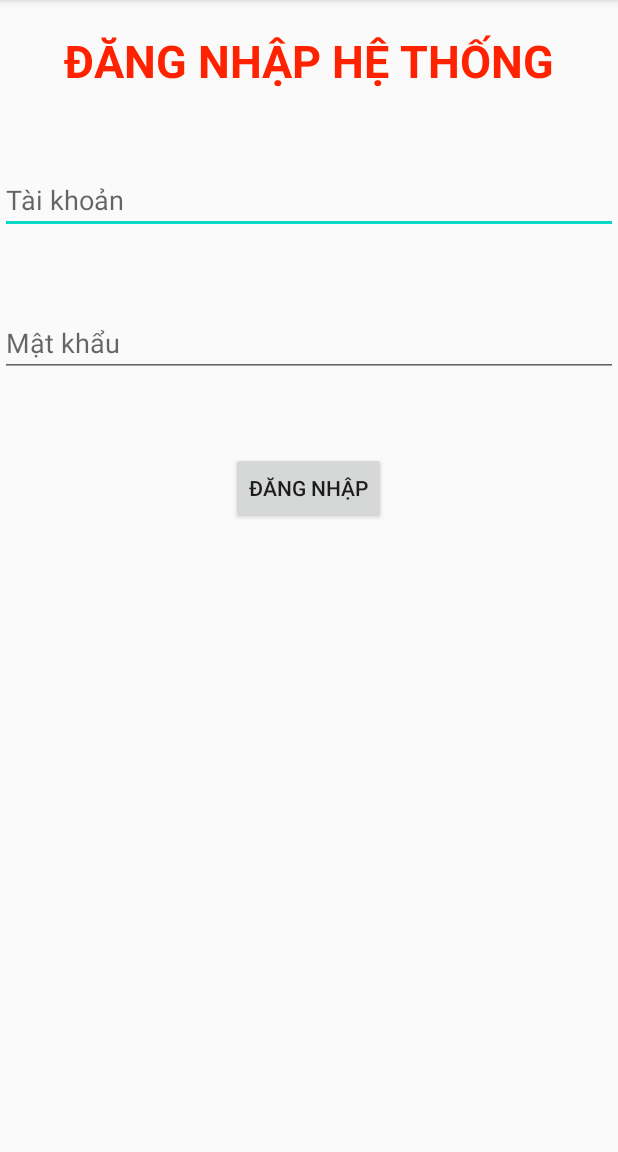
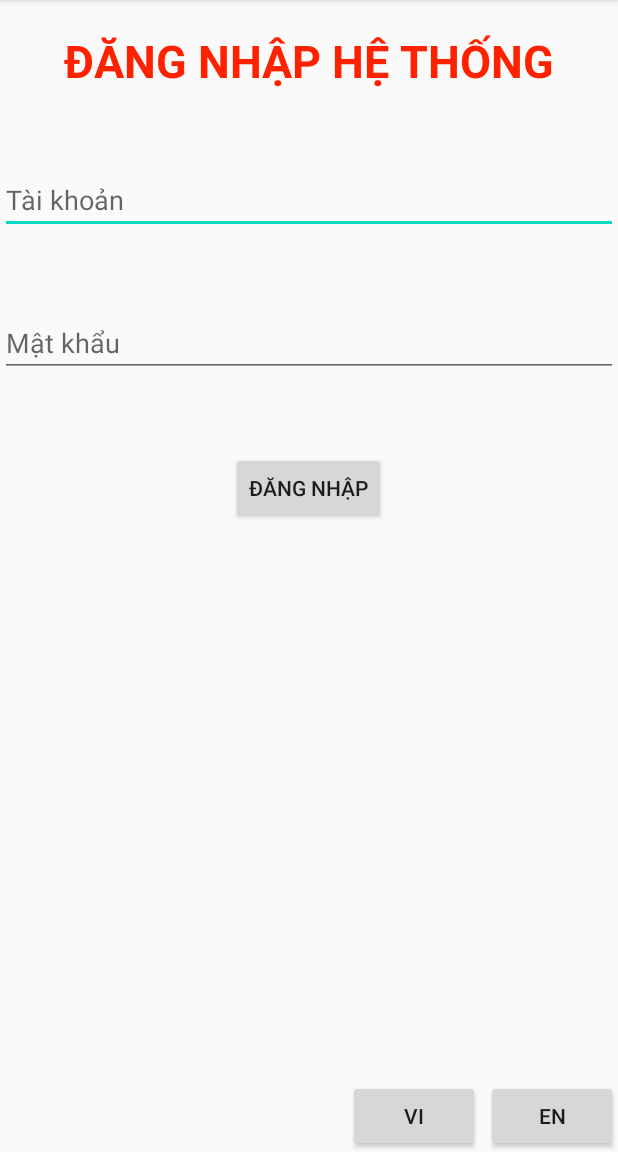
Before and after one commit to Quockm/Dangongngu, an Android app: the screen it shows after launch (MainActivity), on a phone screen of 412 x 824 dp, the part 84-1236 px from its top. Run offline under Robolectric (Android 15) with nearby library versions, the phone set to English and light mode, and no system bars.

```diff
--- a/app/src/main/java/com/example/dangonngu13072020/MainActivity.java
+++ b/app/src/main/java/com/example/dangonngu13072020/MainActivity.java
@@ -2,26 +2,34 @@ package com.example.dangonngu13072020;
 
 import androidx.appcompat.app.AppCompatActivity;
 
+import android.content.res.Configuration;
 import android.os.Bundle;
 import android.view.View;
 import android.widget.Button;
 import android.widget.EditText;
 import android.widget.TextView;
 
+import java.util.Locale;
+
 public class MainActivity extends AppCompatActivity {
 
-    EditText mEdtAccount,mEditPass;
+    EditText mEdtAccount, mEditPass;
     TextView mtxtInfo;
-    Button mBtnLogin;
+    Button mBtnLogin, mBtnEn, mBtnVi;
+
     @Override
     protected void onCreate(Bundle savedInstanceState) {
         super.onCreate(savedInstanceState);
+        setLanguageLocal("vi");
         setContentView(R.layout.activity_main);
 
         mEdtAccount = findViewById(R.id.editTextAccount);
         mEditPass = findViewById(R.id.editTextPassWord);
         mBtnLogin = findViewById(R.id.buttonLogin);
         mtxtInfo = findViewById(R.id.textViewInFo);
+        mBtnEn = findViewById(R.id.btnEn);
+        mBtnVi = findViewById(R.id.btnVi);
+
 
         mBtnLogin.setOnClickListener(new View.OnClickListener() {
             @Override
@@ -33,9 +41,17 @@ public class MainActivity extends AppCompatActivity {
                 String titePassword = getResources().getString(R.string.MATKHAU);
 
                 mtxtInfo.setText(String.format("%s : %s\n%s : %s",
-                        titeAccount,textAccount,titePassword,textPass));
+                        titeAccount, textAccount, titePassword, textPass));
             }
         });
     }
 
+    private void setLanguageLocal(String Key) {
+        Locale locale = new Locale(Key);
+        Locale.setDefault(locale);
+        Configuration configuration = new Configuration(getResources().getConfiguration());
+        configuration.setLocale(locale);
+        getResources().updateConfiguration(configuration,getResources().getDisplayMetrics());
+    }
+
 }
--- a/app/src/main/res/layout/activity_main.xml
+++ b/app/src/main/res/layout/activity_main.xml
@@ -6,6 +6,23 @@
     android:layout_width="match_parent"
     android:layout_height="match_parent"
     tools:context=".MainActivity">
+
+    <Button
+        android:id="@+id/btnEn"
+        android:layout_width="wrap_content"
+        android:layout_height="wrap_content"
+        android:text="En"
+        android:layout_alignParentRight="true"
+        android:layout_alignParentBottom="true"/>
+
+    <Button
+        android:id="@+id/btnVi"
+        android:layout_width="wrap_content"
+        android:layout_height="wrap_content"
+        android:text="Vi"
+        android:layout_toLeftOf="@id/btnEn"
+        android:layout_marginRight="4dp"
+        android:layout_alignParentBottom="true"/>
 
     <TextView
         android:id="@+id/textViewTitle"
```
